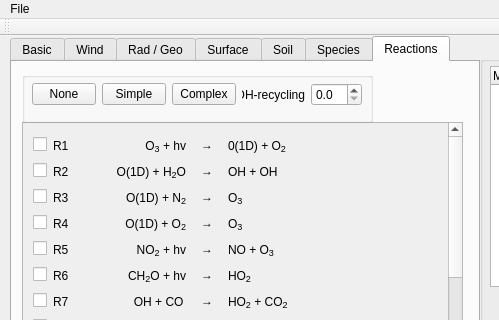
Before: the Qt Designer form mainwindow.ui in classmodel/modelgui, drawn with Qt 5; both pictures show x 0 to 499 and y 0 to 320 of the 640 by 530 pixel window.
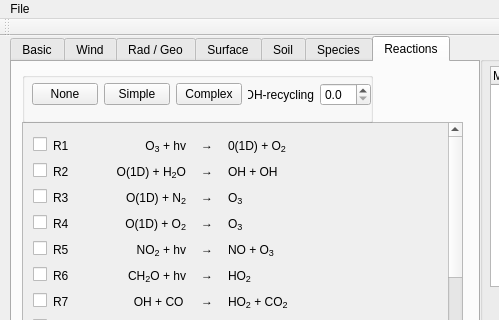
After: the same form once the commit is applied. The open tabs and pages were chosen to show the change.

Commit message: Stocoef is taken into account

Patch:
```diff
--- a/mainwindow.ui
+++ b/mainwindow.ui
@@ -5331,7 +5331,7 @@
         <rect>
          <x>10</x>
          <y>10</y>
-         <width>330</width>
+         <width>339</width>
          <height>26</height>
         </rect>
        </property>
```
Left out of the diff: 6 changed lines with no effect on the pictures. The commit also changes 1 other file.
